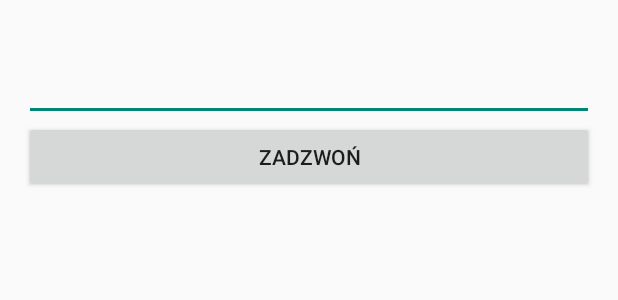
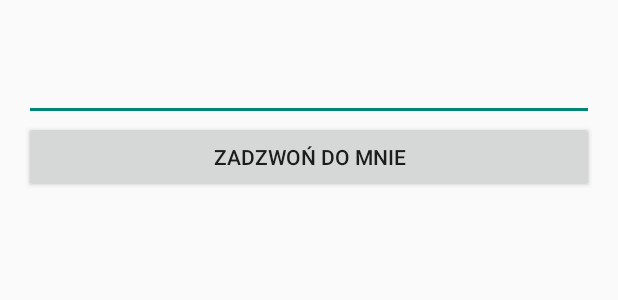
Before and after one commit to aaaabbbb2/Daniel, an Android app: the layout activity_second.xml on its own in the app's theme, with its tools: preview values and no code run, on a phone screen of 412 x 824 dp. Shown: the top 300 px of the screen. Run offline under Robolectric (Android 15) with nearby library versions, the phone set to English and light mode, and no system bars.

Commit message:
Durna zmiana

```diff
--- a/app/src/main/res/layout/activity_second.xml
+++ b/app/src/main/res/layout/activity_second.xml
@@ -27,7 +27,7 @@
         android:layout_width="match_parent"
         android:layout_height="wrap_content"
         android:layout_below="@id/telNumber"
-        android:text="Zadzwoń"
+        android:text="Zadzwoń do mnie"
         android:onClick="callBtnClicked"
         />
 
```
